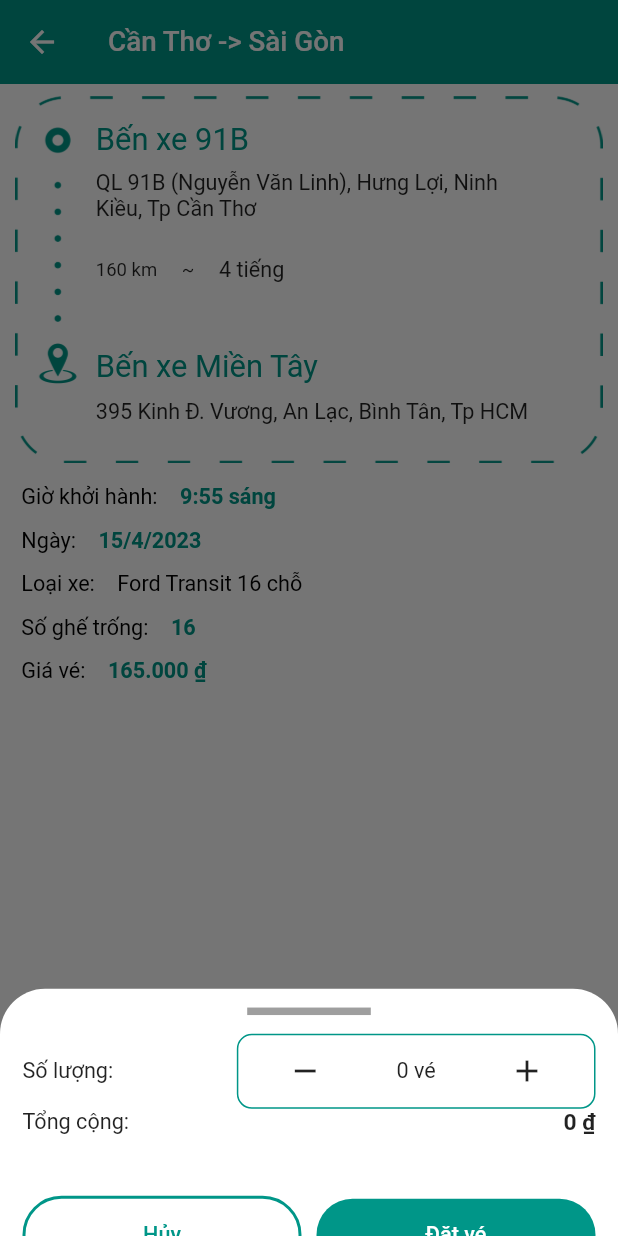
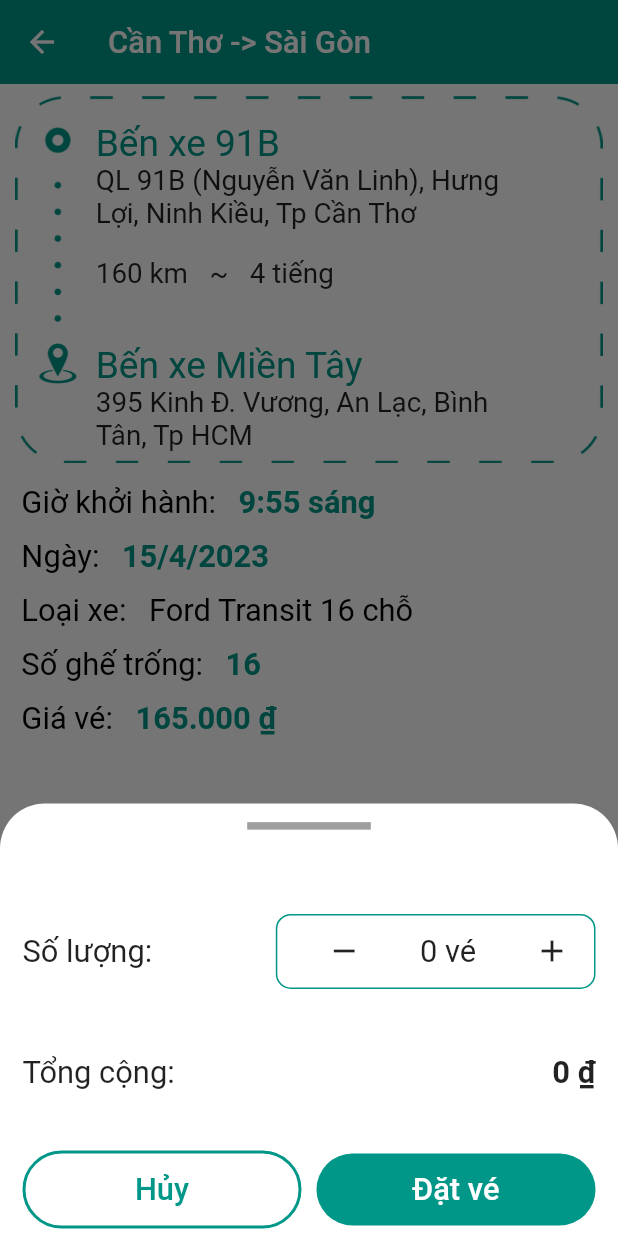
Before and after one commit to 22-23Sem2-Courses/ct48403-project-phucb1910280, a Flutter app: the TicketDetailScreen screen opened directly with sample values from the repository, after a tap on "Đặt vé", on a phone screen of 412 x 824 dp. Run offline on Flutter 3.47's test engine with Material 2 defaults, Android fonts, the phone set to English and light mode, and no system bars; our stand-ins replace cloud_firestore, firebase_auth, firebase_core; accounts and stored records are empty.

Commit message:
Cap nhat UI, commit hoan thanh phien ban v0.1.1

```diff
--- a/lib/main.dart
+++ b/lib/main.dart
@@ -7,6 +7,7 @@ import 'package:provider/provider.dart';
 void main() async {
   WidgetsFlutterBinding.ensureInitialized();
   await Firebase.initializeApp();
+  await Future.delayed(const Duration(seconds: 1));
   runApp(
     const MyApp(),
   );
--- a/lib/models/list_ticket.dart
+++ b/lib/models/list_ticket.dart
@@ -22,7 +22,7 @@ class ListTicket {
       id: null,
     ),
     Ticket(
-      hanhTrinh: 'Đà lạt -> Sài Gòn',
+      hanhTrinh: 'Đà Lạt -> Sài Gòn',
       maHanhTrinh: 'dl-hcm',
       gioKhoiHanhHienThi: '14:30 chiều',
       gioKhoiHanhSoSanh: '14:30:00.000000',
--- a/lib/shared/order_ticket_button.dart
+++ b/lib/shared/order_ticket_button.dart
@@ -27,7 +27,7 @@ class _OrderTicketButtonState extends State<OrderTicketButton> {
   Widget build(BuildContext context) {
     var s = MediaQuery.of(context).size.width;
     return Container(
-      height: s * 0.09,
+      height: s * 0.14,
       decoration: BoxDecoration(
           color: Colors.white,
           borderRadius: const BorderRadius.all(Radius.circular(40)),
@@ -48,7 +48,7 @@ class _OrderTicketButtonState extends State<OrderTicketButton> {
                 return StatefulBuilder(
                   builder: (context, setState) {
                     return SizedBox(
-                      height: s * 0.4,
+                      height: s * 0.7,
                       child: Padding(
                         padding: const EdgeInsets.symmetric(horizontal: 15),
                         child: Column(
@@ -68,7 +68,7 @@ class _OrderTicketButtonState extends State<OrderTicketButton> {
                               children: [
                                 Text(
                                   'Số lượng:',
-                                  style: TextStyle(fontSize: s * 0.035),
+                                  style: TextStyle(fontSize: s * 0.05),
                                 ),
                                 SizedBox(
                                   width: s * 0.2,
@@ -109,8 +109,8 @@ class _OrderTicketButtonState extends State<OrderTicketButton> {
                                           child: Center(
                                             child: Text(
                                               '$slVe vé',
-                                              style: TextStyle(
-                                                  fontSize: s * 0.035),
+                                              style:
+                                                  TextStyle(fontSize: s * 0.05),
                                             ),
                                           ),
                                         ),
@@ -128,8 +128,8 @@ class _OrderTicketButtonState extends State<OrderTicketButton> {
                                               }
                                             },
                                             icon: const Icon(Icons.add)),
-                                        SizedBox(
-                                          width: s * 0.05,
+                                        const Expanded(
+                                          child: SizedBox(),
                                         ),
                                       ],
                                     ),
@@ -144,7 +144,7 @@ class _OrderTicketButtonState extends State<OrderTicketButton> {
                               children: [
                                 Text(
                                   'Tổng cộng:',
-                                  style: TextStyle(fontSize: s * 0.035),
+                                  style: TextStyle(fontSize: s * 0.05),
                                 ),
                                 const Expanded(
                                   child: SizedBox(),
@@ -154,7 +154,7 @@ class _OrderTicketButtonState extends State<OrderTicketButton> {
                                           locale: 'vi-VN', decimalDigits: 0)
                                       .format(tong),
                                   style: TextStyle(
-                                      fontSize: s * 0.037,
+                                      fontSize: s * 0.05,
                                       fontWeight: FontWeight.bold),
                                 )
                               ],
@@ -185,7 +185,7 @@ class _OrderTicketButtonState extends State<OrderTicketButton> {
           },
           child: Text(
             'Đặt vé',
-            style: TextStyle(color: Colors.teal, fontSize: s * 0.04),
+            style: TextStyle(color: Colors.teal, fontSize: s * 0.06),
           )),
     );
   }
@@ -208,7 +208,7 @@ class _OrderTicketButtonState extends State<OrderTicketButton> {
           'Hủy',
           style: TextStyle(
             color: Colors.teal,
-            fontSize: s * 0.035,
+            fontSize: s * 0.05,
           ),
         ),
       ),
@@ -260,7 +260,7 @@ class _OrderTicketButtonState extends State<OrderTicketButton> {
           'Đặt vé',
           style: TextStyle(
             color: Colors.white,
-            fontSize: s * 0.035,
+            fontSize: s * 0.05,
           ),
         ),
       ),
--- a/lib/shared/ticket_detail.dart
+++ b/lib/shared/ticket_detail.dart
@@ -103,7 +103,7 @@ class _TicketDetailScreenState extends State<TicketDetailScreen> {
         backgroundColor: Colors.teal,
         title: Text(
           widget.ticket.hanhTrinh,
-          style: TextStyle(fontSize: s * 0.045),
+          style: TextStyle(fontSize: s * 0.05),
         ),
         elevation: 0,
       ),
@@ -122,23 +122,23 @@ class _TicketDetailScreenState extends State<TicketDetailScreen> {
                     ),
                   ),
                   Positioned(
-                    top: s * 0.041,
+                    top: s * 0.040,
                     left: s * 0.13,
                     child: Text(
                       widget.ticket.diemDi,
-                      style: TextStyle(fontSize: s * 0.05, color: Colors.teal),
+                      style: TextStyle(fontSize: s * 0.06, color: Colors.teal),
                     ),
                   ),
                   Positioned(
-                    top: s * 0.12,
+                    top: s * 0.11,
                     left: s * 0.13,
                     child: SizedBox(
-                      width: MediaQuery.of(context).size.width * 0.7,
+                      width: s * 0.7,
                       child: Text(
                         widget.ticket.dcDiemDi,
                         maxLines: 2,
                         style: TextStyle(
-                          fontSize: s * 0.035,
+                          fontSize: s * 0.045,
                         ),
                       ),
                     ),
@@ -150,39 +150,42 @@ class _TicketDetailScreenState extends State<TicketDetailScreen> {
                       children: [
                         Text(
                           widget.ticket.khoanCach,
-                          style: TextStyle(fontSize: s * 0.030),
+                          style: TextStyle(fontSize: s * 0.045),
                         ),
                         SizedBox(
                           width: s * 0.1,
                           child: Center(
                               child: Text(
                             '~',
-                            style: TextStyle(fontSize: s * 0.03),
+                            style: TextStyle(fontSize: s * 0.045),
                           )),
                         ),
                         Text(
                           '${widget.ticket.thoiGianDuKien} tiếng',
-                          style: TextStyle(fontSize: s * 0.035),
+                          style: TextStyle(fontSize: s * 0.045),
                         ),
                       ],
                     ),
                   ),
                   Positioned(
-                    top: s * 0.408,
+                    top: s * 0.40,
                     left: s * 0.13,
                     child: Text(
                       widget.ticket.diemDen,
-                      style: TextStyle(fontSize: s * 0.05, color: Colors.teal),
+                      style: TextStyle(fontSize: s * 0.06, color: Colors.teal),
                     ),
                   ),
                   Positioned(
-                    top: s * 0.49,
+                    top: s * 0.47,
                     left: s * 0.13,
-                    child: Text(
-                      widget.ticket.dcDiemDen,
-                      maxLines: 2,
-                      style: TextStyle(
-                        fontSize: s * 0.035,
+                    child: SizedBox(
+                      width: s * 0.7,
+                      child: Text(
+                        widget.ticket.dcDiemDen,
+                        maxLines: 2,
+                        style: TextStyle(
+                          fontSize: s * 0.045,
+                        ),
                       ),
                     ),
                   ),
@@ -213,10 +216,10 @@ class _TicketDetailScreenState extends State<TicketDetailScreen> {
         onPressed: () {
           showDateTimePicker(context);
         },
-        icon: Icon(Icons.calendar_month_outlined, size: s * 0.04),
+        icon: Icon(Icons.calendar_month_outlined, size: s * 0.045),
         label: Text(
           'Chọn ngày',
-          style: TextStyle(fontSize: s * 0.035),
+          style: TextStyle(fontSize: s * 0.045),
         ),
       ),
       bottomNavigationBar: Padding(
@@ -238,7 +241,7 @@ class _TicketDetailScreenState extends State<TicketDetailScreen> {
           Text(
             '$key:',
             style: TextStyle(
-              fontSize: s * 0.035,
+              fontSize: s * 0.05,
               color: Colors.black,
             ),
           ),
@@ -248,7 +251,7 @@ class _TicketDetailScreenState extends State<TicketDetailScreen> {
           Text(
             value,
             style: TextStyle(
-              fontSize: s * 0.035,
+              fontSize: s * 0.05,
               fontWeight: setBold ? FontWeight.bold : FontWeight.normal,
               color: setTealColor ? Colors.teal : Colors.black,
             ),
--- a/lib/ui/user_notifications_screen.dart
+++ b/lib/ui/user_notifications_screen.dart
@@ -44,6 +44,7 @@ class _UserNotificationsState extends State<UserNotifications> {
                             : Colors.transparent),
                     child: ListTile(
                       onTap: () async {
+                        if (snapshot.data!.docs[index]['daDoc'] == 'chua') {
                           await FirebaseFirestore.instance
                               .collection('XBusCustomers')
                               .doc(FirebaseAuth.instance.currentUser!.email)
@@ -54,6 +55,7 @@ class _UserNotificationsState extends State<UserNotifications> {
                           }).then((value) {
                             notif.markRead();
                           });
+                        }
                       },
                       isThreeLine: true,
                       leading: snapshot.data!.docs[index]['daDoc'] == 'chua'
--- a/pubspec.yaml
+++ b/pubspec.yaml
@@ -35,12 +35,12 @@ dependencies:
   flutter:
     sdk: flutter
   flutter_datetime_picker: ^1.5.1
-  flutter_native_splash: ^2.2.19
   intl: ^0.17.0
   provider: ^6.0.5
 
 dev_dependencies:
   flutter_launcher_icons: ^0.12.0
+  flutter_native_splash: ^2.2.19
   # The "flutter_lints" package below contains a set of recommended lints to
   # encourage good coding practices. The lint set provided by the package is
   # activated in the `analysis_options.yaml` file located at the root of your
```
Also changed, not shown: pubspec.lock. Lines whose indentation alone changed are shown as unchanged.
